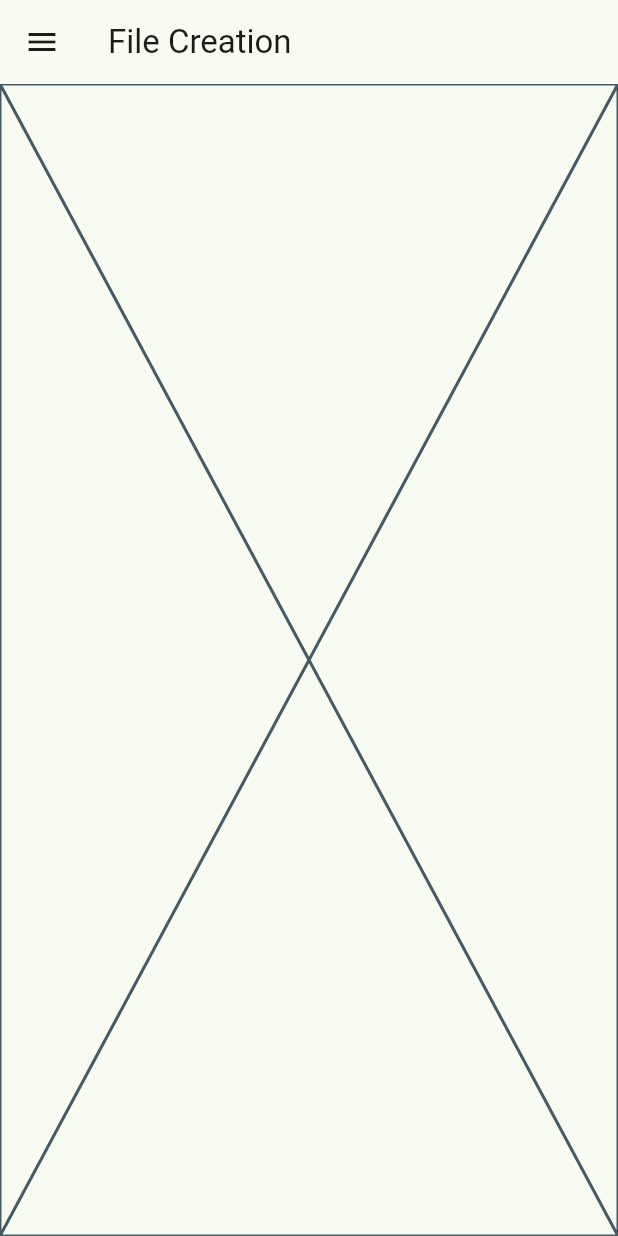
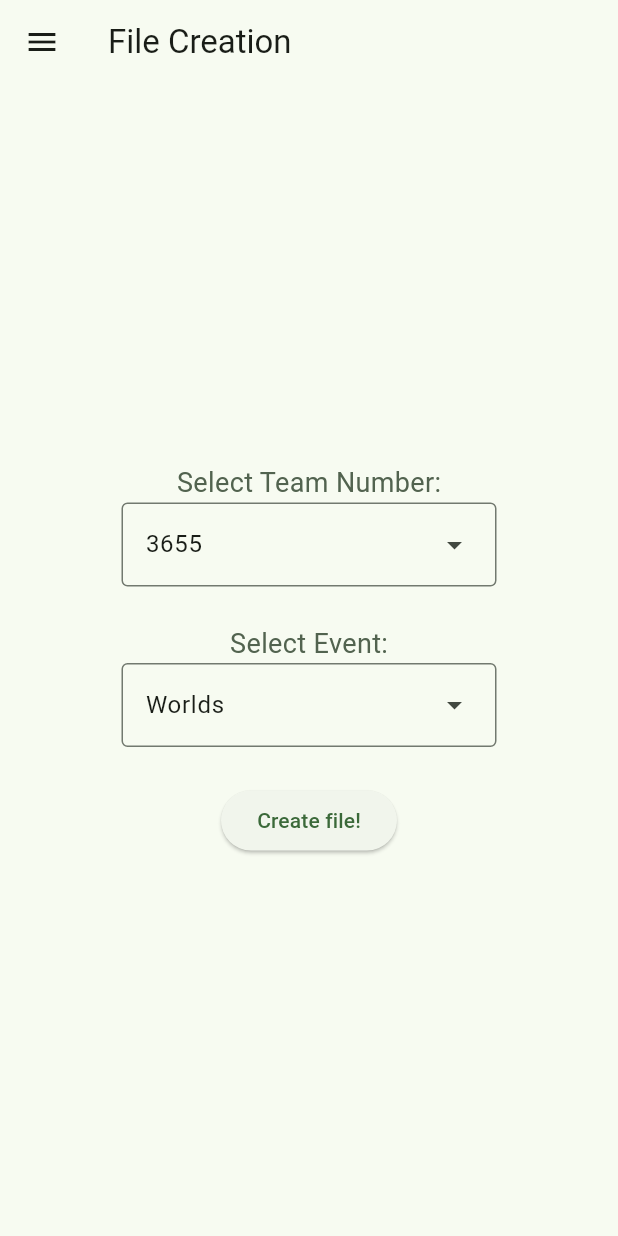
Before and after one commit to Wheezenog/Scouting-App, a Flutter app: the FileCreation screen opened by its route, on a phone screen of 412 x 824 dp. Run offline on Flutter 3.47's test engine with Material 3 defaults, Android fonts, the phone set to English and light mode, and no system bars; our stand-ins replace logger, syncfusion_flutter_charts; generated files the repository leaves out were written again.

Commit message:
it crashes now

```diff
--- a/scoutingapp/lib/src/app.dart
+++ b/scoutingapp/lib/src/app.dart
@@ -5,6 +5,7 @@ import 'package:scoutingapp/src/pages/data_page_graph_view.dart';
 import 'package:scoutingapp/src/Pages/home_page.dart';
 import 'package:scoutingapp/src/pages/field_scouting.dart';
 import 'package:scoutingapp/src/pages/file_creation.dart';
+import 'package:scoutingapp/src/util/app_data.dart';
 
 import 'settings/settings_controller.dart';
 import 'settings/settings_view.dart';
@@ -85,7 +86,11 @@ class MyApp extends StatelessWidget {
                   case DataPageGraphView.routeName:
                     return const DataPageGraphView();
                     case FileCreation.routeName:
+                    if(AppData.currentlyScouting){
+                      return const FieldScoutingPage();
+                    } else {
                     return const FileCreation();
+                    }
                   case FieldScoutingPage.routeName:
                     return const FieldScoutingPage();
                   default:
--- a/scoutingapp/lib/src/features/drawer/sidebar.dart
+++ b/scoutingapp/lib/src/features/drawer/sidebar.dart
@@ -3,7 +3,6 @@ import 'package:scoutingapp/src/features/drawer/drawer_button.dart';
 import 'package:scoutingapp/src/pages/data_page_graph_view.dart';
 import 'package:scoutingapp/src/pages/file_creation.dart';
 import 'package:scoutingapp/src/pages/home_page.dart';
-import 'package:scoutingapp/src/pages/field_scouting.dart';
 import 'package:scoutingapp/src/settings/settings_view.dart';
 
 // ignore: must_be_immutable
--- a/scoutingapp/lib/src/pages/field_scouting.dart
+++ b/scoutingapp/lib/src/pages/field_scouting.dart
@@ -95,3 +95,6 @@ Widget generateButtonsFromMap(BuildContext context, Map map) {
         );
       });
 }
+
+void createNewFile(String teamNumber, String matchNumber, String event) {
+}
--- a/scoutingapp/lib/src/pages/file_creation.dart
+++ b/scoutingapp/lib/src/pages/file_creation.dart
@@ -18,8 +18,20 @@ List<DropdownMenuItem<String>> get dropdownItems {
 class _FileCreationState extends State<FileCreation> {
   @override
   Widget build(BuildContext context) {
+    List teamNumbers = ['3655', '8424', '6078', '3620', '6328'];
+    List events = ['Escanaba', 'Lansing', 'States', 'Worlds', 'Goonettes'];
+
+    String? numbersDefault = '3655';
+    String? eventsDefault = 'Worlds';
+
+    TextEditingController numberController = TextEditingController();
+    TextEditingController eventController = TextEditingController();
+
+    String numberSelected = '';
+    String eventSelected = '';
     return Scaffold(
       appBar: AppBar(
+        forceMaterialTransparency: true,
         leading: Builder(
           builder: (context) {
             return IconButton(
@@ -33,8 +45,51 @@ class _FileCreationState extends State<FileCreation> {
         title: const Text('File Creation'),
       ),
       drawer: const Sidebar(),
-      body: const Center(
-        child: Placeholder(),
+      body: Center(
+        child: Center(
+          child: Column(mainAxisAlignment: MainAxisAlignment.center, children: [
+            Text('Select Team Number:',
+                style: TextStyle(
+                    fontSize: 18,
+                    color: Theme.of(context).colorScheme.secondary,
+                    fontWeight: FontWeight.w400)),
+            DropdownMenu(
+                controller: numberController,
+                hintText: 'Select Team Number',
+                enableFilter: true,
+                width: 250,
+                menuHeight: 150,
+                initialSelection: numbersDefault,
+                dropdownMenuEntries: teamNumbers
+                    .map((e) => DropdownMenuEntry(value: e, label: e))
+                    .toList()),
+            const SizedBox(height: 25),
+            Text('Select Event:',
+                style: TextStyle(
+                    fontSize: 18,
+                    color: Theme.of(context).colorScheme.secondary,
+                    fontWeight: FontWeight.w400)),
+            DropdownMenu(
+                controller: eventController,
+                hintText: 'Select Current Event',
+                enableFilter: true,
+                width: 250,
+                menuHeight: 150,
+                initialSelection: eventsDefault,
+                dropdownMenuEntries: events
+                    .map((e) => DropdownMenuEntry(value: e, label: e))
+                    .toList()),
+            const SizedBox(height: 25),
+            ElevatedButton(
+                onPressed: () {
+                  setState(() {
+                    numberSelected = numberController.text;
+                    eventSelected = eventController.text;
+                  });
+                },
+                child: const Text('Create file!'))
+          ]),
+        ),
       ),
     );
   }
```
